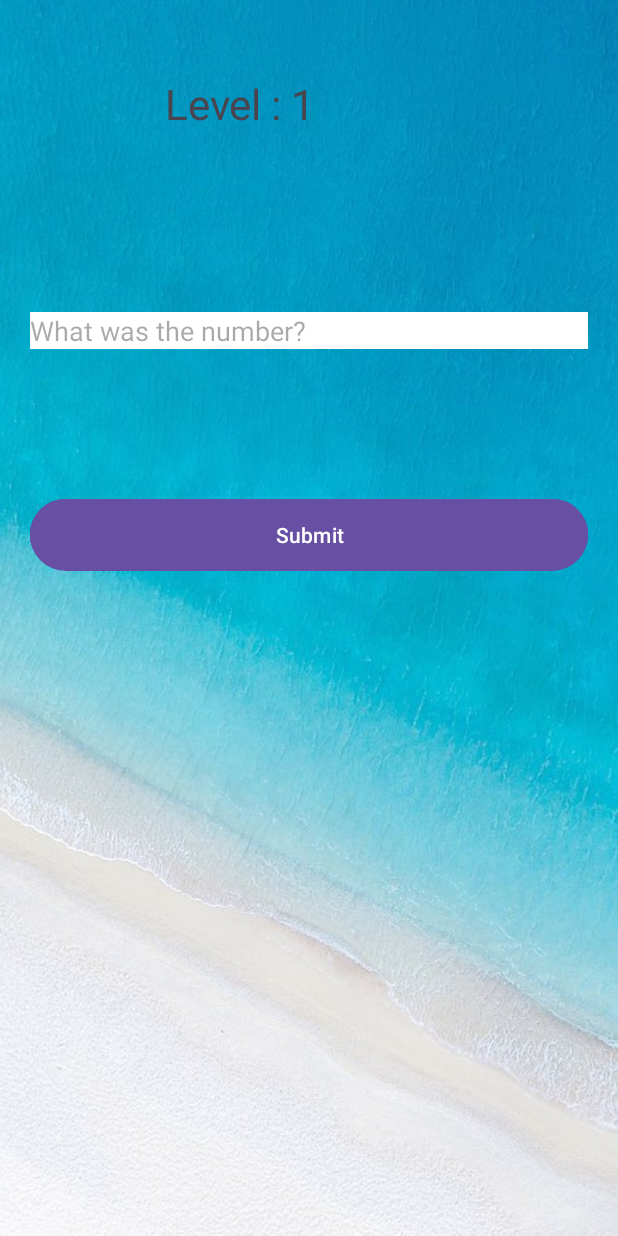
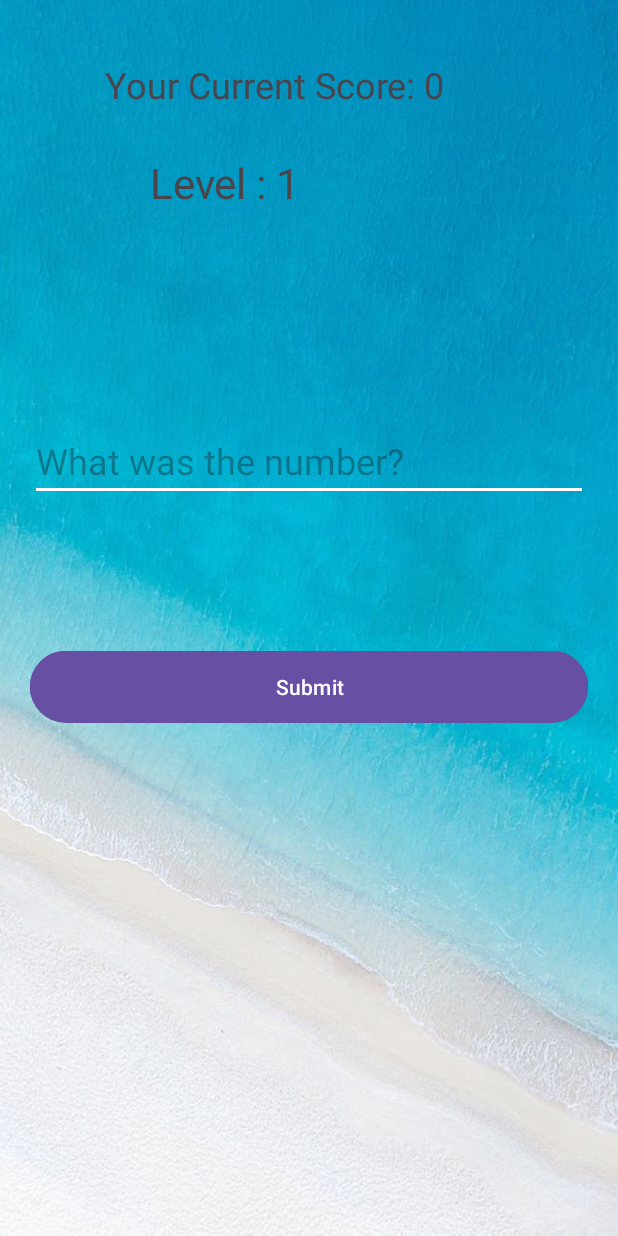
Before and after one commit to AdityaVijay1/numbersmemorygame, an Android app: the MainActivity screen opened directly, with no data from a screen before it, on a phone screen of 412 x 824 dp. Run offline under Robolectric (Android 15) with nearby library versions, the phone set to English and light mode, and no system bars; our stand-ins replace data binding.

Commit message:
Changes to highscore page, result page and main activity page

```diff
--- a/app/src/main/java/com/example/numbersmemorygamea2/MainActivity.java
+++ b/app/src/main/java/com/example/numbersmemorygamea2/MainActivity.java
@@ -3,25 +3,18 @@ package com.example.numbersmemorygamea2;
 import androidx.appcompat.app.AppCompatActivity;
 
 import android.content.Intent;
-import android.media.MediaPlayer;
 import android.os.Bundle;
-import android.os.CountDownTimer;
 import android.os.Handler;
-import android.os.SystemClock;
-import android.text.Editable;
 import android.view.View;
 import android.widget.Button;
 import android.widget.EditText;
-import android.widget.ImageView;
 import android.widget.TextView;
 
-import java.util.Arrays;
-import java.util.Collections;
 import java.util.Random;
 
 public class MainActivity extends AppCompatActivity {
 
-    TextView tv_level ,tv_number;
+    TextView tv_level, tv_number, tv_score; // Added tv_score
     EditText et_number;
     Button confirm;
 
@@ -30,9 +23,7 @@ public class MainActivity extends AppCompatActivity {
     String generatedNumber;
 
     int currentlevel = 1;
-
     int score = 0;
-
 
     @Override
     protected void onCreate(Bundle savedInstanceState) {
@@ -42,24 +33,27 @@ public class MainActivity extends AppCompatActivity {
         // Get attribute values
         tv_level = findViewById(R.id.tv_level);
         tv_number = findViewById(R.id.tv_number);
+        tv_score = findViewById(R.id.tv_score); // Added tv_score
         et_number = findViewById(R.id.et_number);
         confirm = findViewById(R.id.b_confirm);
 
         // Display the current level
         tv_level.setText("Level : " + currentlevel);
+        // Display the current score
+        tv_score.setText("Your Current Score: " + score);
 
         rand = new Random();
 
-        //Hide the Input and the Button and show the number
+        // Hide the Input and the Button and show the number
         et_number.setVisibility(View.GONE);
         confirm.setVisibility(View.GONE);
         tv_number.setVisibility(View.VISIBLE);
 
-        //Display random numbers according to levels
+        // Display random numbers according to levels
         generatedNumber = generatenumber(currentlevel);
         tv_number.setText(generatedNumber);
 
-        //Display the elements after a second and Hide the number
+        // Display the elements after a second and Hide the number
         new Handler().postDelayed(new Runnable() {
             @Override
             public void run() {
@@ -68,21 +62,20 @@ public class MainActivity extends AppCompatActivity {
                 tv_number.setVisibility(View.GONE);
 
                 et_number.requestFocus();
-
             }
-        },1500);
+        }, 1500);
 
         confirm.setOnClickListener(new View.OnClickListener() {
             @Override
             public void onClick(View view) {
 
-                if(generatedNumber.equals(et_number.getText().toString())) {
+                if (generatedNumber.equals(et_number.getText().toString())) {
 
                     et_number.setVisibility(View.GONE);
                     confirm.setVisibility(View.GONE);
                     tv_number.setVisibility(View.VISIBLE);
 
-                    // Remove text, once moved to next level
+                    // Remove text, once moved to the next level
                     et_number.setText("");
 
                     // Increase the current level
@@ -91,14 +84,15 @@ public class MainActivity extends AppCompatActivity {
                     // Increase the score
                     score++;
 
-                    // Display the current level
+                    // Display the current level and score
                     tv_level.setText("Level : " + currentlevel);
+                    tv_score.setText("Your Current Score: " + score);
 
-                    //Display random numbers according to levels
+                    // Display random numbers according to levels
                     generatedNumber = generatenumber(currentlevel);
                     tv_number.setText(generatedNumber);
 
-                    //Display values
+                    // Display values
                     new Handler().postDelayed(new Runnable() {
                         @Override
                         public void run() {
@@ -107,16 +101,15 @@ public class MainActivity extends AppCompatActivity {
                             tv_number.setVisibility(View.GONE);
 
                             et_number.requestFocus();
-
                         }
-                    },1500);
+                    }, 1500);
                 }
                 // End the game if the value entered is wrong
                 else {
                     tv_level.setText("Game Over!! The Number was " + generatedNumber);
                     confirm.setEnabled(false);
                     Intent intent = new Intent(MainActivity.this, ResultActivity.class);
-                    intent.putExtra("Score",score);
+                    intent.putExtra("Score", score);
                     startActivity(intent);
                     finish();
                 }
@@ -124,14 +117,13 @@ public class MainActivity extends AppCompatActivity {
         });
     }
 
-
     // Generate a number for the game
     public String generatenumber(int digits) {
-        String output = "";
-        for (int i=0;i<digits;i++) {
+        StringBuilder output = new StringBuilder();
+        for (int i = 0; i < digits; i++) {
             int randomDigit = rand.nextInt(10);
-            output = output + "" + randomDigit;
+            output.append(randomDigit);
         }
-        return output;
+        return output.toString();
     }
 }
--- a/app/src/main/res/drawable/background.xml
+++ b/app/src/main/res/drawable/background.xml
@@ -1,5 +1,5 @@
 <?xml version="1.0" encoding="utf-8"?>
 <shape xmlns:android="http://schemas.android.com/apk/res/android">
-    <gradient android:startColor="@color/colorBlue" android:centerColor="@color/color_white" android:endColor="@color/orange"/>
+    <gradient android:startColor="@color/green" android:centerColor="@color/green" android:endColor="@color/aqua"/>
 
 </shape>
--- /dev/null
+++ b/app/src/main/res/drawable/background_result.xml
@@ -0,0 +1,5 @@
+<?xml version="1.0" encoding="utf-8"?>
+<shape xmlns:android="http://schemas.android.com/apk/res/android">
+    <gradient android:startColor="@color/darkOrange" android:centerColor="@color/darkOrange" android:endColor="@color/orange"/>
+
+</shape>
--- a/app/src/main/res/layout/activity_main.xml
+++ b/app/src/main/res/layout/activity_main.xml
@@ -16,11 +16,20 @@
 
 
         <TextView
+            android:id="@+id/tv_score"
+            android:layout_width="match_parent"
+            android:layout_height="wrap_content"
+            android:layout_marginTop="20dp"
+            android:layout_marginStart="50dp"
+            android:textSize="24sp"
+            android:text="Your Current Score: 0" />
+
+        <TextView
             android:id="@+id/tv_level"
             android:layout_width="match_parent"
             android:layout_height="wrap_content"
             android:layout_marginTop="30dp"
-        android:layout_marginStart="90dp"
+            android:layout_marginStart="80dp"
             android:textSize="28sp"
             android:text="Level: 1" />
 
@@ -30,19 +39,19 @@
             android:layout_height="wrap_content"
             android:layout_marginStart="145dp"
             android:layout_marginLeft="175dp"
-        android:layout_marginTop="30dp"
+            android:layout_marginTop="150dp"
             android:text="0"
-        android:textSize="32sp" />
+            android:textSize="35sp" />
 
         <EditText
             android:id="@+id/et_number"
             android:layout_width="match_parent"
             android:layout_height="wrap_content"
             android:ems="10"
-        android:layout_marginTop="120dp"
+            android:layout_marginTop="140dp"
             android:inputType="numberSigned"
             android:digits="1234567890"
-        android:background="@color/light_grey"
+            android:textSize="24sp"
             android:backgroundTint="@color/color_white"
             android:hint="What was the number?" />
 
--- a/app/src/main/res/layout/activity_result.xml
+++ b/app/src/main/res/layout/activity_result.xml
@@ -4,6 +4,7 @@
     xmlns:tools="http://schemas.android.com/tools"
     android:layout_width="match_parent"
     android:layout_height="match_parent"
+    android:background="@drawable/background_result"
     tools:context=".ResultActivity">
 
     <ImageView
--- a/app/src/main/res/values/colors.xml
+++ b/app/src/main/res/values/colors.xml
@@ -16,4 +16,6 @@
     <color name="light_grey">#E8E8E8</color>
 
     <color name="lavender">#8692f7</color>
+    <color name="green">#DAF7A6</color>
+    <color name="aqua">#7FFFD4</color>
 </resources>
```
Also changed, not shown: app/src/main/java/com/example/numbersmemorygamea2/HighScoreActivity.java (+17 -0 lines), app/src/main/java/com/example/numbersmemorygamea2/ResultActivity.java (+28 -4 lines), app/src/main/res/layout/activity_highscore.xml (+11 -0 lines). Lines whose indentation alone changed are shown as unchanged.
